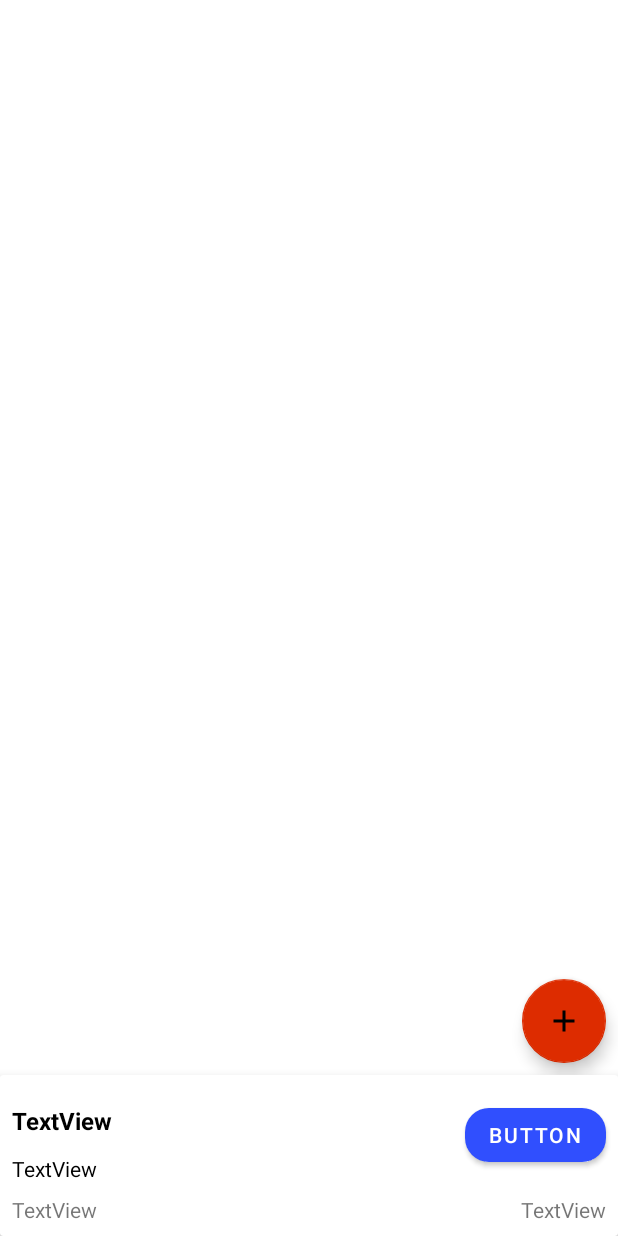
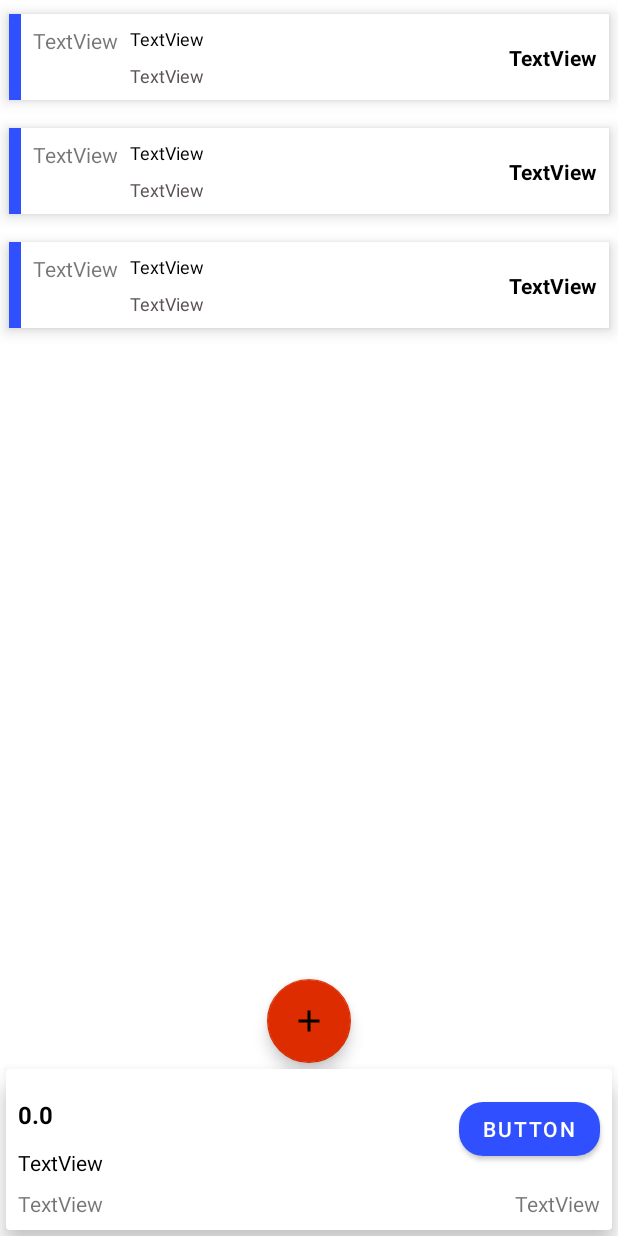
Before and after one commit to embashbaz/Expense-Planner-App, an Android app: the layout fragment_cart.xml on its own in the app's theme, with its tools: preview values and no code run, on a phone screen of 412 x 824 dp. Run offline under Robolectric (Android 15) with nearby library versions, the phone set to English and light mode, and no system bars.

Commit message:
created the ui for the cart item element

```diff
--- /dev/null
+++ b/app/src/main/res/layout/cart_item.xml
@@ -0,0 +1,82 @@
+<?xml version="1.0" encoding="utf-8"?>
+<androidx.cardview.widget.CardView xmlns:android="http://schemas.android.com/apk/res/android"
+    xmlns:app="http://schemas.android.com/apk/res-auto"
+    xmlns:tools="http://schemas.android.com/tools"
+    android:id="@+id/card_view_usage"
+    android:layout_width="match_parent"
+    android:layout_height="wrap_content"
+    app:cardCornerRadius="0dp"
+    app:cardElevation="6dp"
+    app:cardMaxElevation="6dp"
+    app:cardUseCompatPadding="true">
+
+    <androidx.constraintlayout.widget.ConstraintLayout
+        android:layout_width="match_parent"
+        android:layout_height="wrap_content">
+
+        <View
+            android:id="@+id/view"
+            android:layout_width="8dp"
+            android:layout_height="0dp"
+            android:background="@color/indigo_1"
+            app:layout_constraintBottom_toBottomOf="parent"
+            app:layout_constraintStart_toStartOf="parent"
+            app:layout_constraintTop_toTopOf="parent" />
+
+        <TextView
+            android:id="@+id/date_added_product"
+            android:layout_width="wrap_content"
+            android:layout_height="wrap_content"
+            android:layout_marginStart="8dp"
+            android:layout_marginLeft="8dp"
+            android:layout_marginTop="8dp"
+            android:text="TextView"
+            android:textSize="14sp"
+            app:layout_constraintStart_toEndOf="@+id/view"
+            app:layout_constraintTop_toTopOf="parent" />
+
+        <TextView
+            android:id="@+id/item_name_list"
+            android:layout_width="wrap_content"
+            android:layout_height="wrap_content"
+            android:layout_marginStart="8dp"
+            android:layout_marginLeft="8dp"
+            android:layout_marginTop="8dp"
+            android:text="TextView"
+            android:textColor="@color/black"
+            android:textSize="12sp"
+            android:textStyle="normal"
+            app:layout_constraintStart_toEndOf="@+id/date_added_product"
+            app:layout_constraintTop_toTopOf="parent" />
+
+        <TextView
+            android:id="@+id/unit_price_list"
+            android:layout_width="wrap_content"
+            android:layout_height="wrap_content"
+            android:layout_marginStart="8dp"
+            android:layout_marginLeft="8dp"
+            android:layout_marginTop="8dp"
+            android:layout_marginBottom="8dp"
+            android:text="TextView"
+            android:textColor="#5C5353"
+            android:textSize="12sp"
+            app:layout_constraintBottom_toBottomOf="parent"
+            app:layout_constraintStart_toEndOf="@+id/date_added_product"
+            app:layout_constraintTop_toBottomOf="@+id/item_name_list" />
+
+        <TextView
+            android:id="@+id/total_items_list"
+            android:layout_width="wrap_content"
+            android:layout_height="wrap_content"
+            android:layout_marginTop="8dp"
+            android:layout_marginEnd="8dp"
+            android:layout_marginRight="8dp"
+            android:layout_marginBottom="8dp"
+            android:text="TextView"
+            android:textColor="@color/black"
+            android:textStyle="bold"
+            app:layout_constraintBottom_toBottomOf="parent"
+            app:layout_constraintEnd_toEndOf="parent"
+            app:layout_constraintTop_toTopOf="parent" />
+    </androidx.constraintlayout.widget.ConstraintLayout>
+</androidx.cardview.widget.CardView>
--- a/app/src/main/res/layout/expense_item.xml
+++ b/app/src/main/res/layout/expense_item.xml
@@ -9,7 +9,6 @@
         android:id="@+id/card_view_usage"
         android:layout_width="match_parent"
         android:layout_height="wrap_content"
-        android:layout_marginTop="4dp"
         app:cardCornerRadius="8dp"
         app:cardUseCompatPadding="true">
 
--- a/app/src/main/res/layout/fragment_cart.xml
+++ b/app/src/main/res/layout/fragment_cart.xml
@@ -10,11 +10,18 @@
         android:id="@+id/cardView"
         android:layout_width="match_parent"
         android:layout_height="wrap_content"
+        android:layout_marginStart="4dp"
+        android:layout_marginLeft="4dp"
+        android:layout_marginTop="4dp"
+        android:layout_marginEnd="4dp"
+        android:layout_marginRight="4dp"
+        android:layout_marginBottom="4dp"
         app:cardElevation="10dp"
         app:cardMaxElevation="10dp"
         app:layout_constraintBottom_toBottomOf="parent"
         app:layout_constraintEnd_toEndOf="parent"
-        app:layout_constraintStart_toStartOf="parent">
+        app:layout_constraintStart_toStartOf="parent"
+        app:layout_constraintTop_toBottomOf="@+id/recyclerView2">
 
         <androidx.constraintlayout.widget.ConstraintLayout
             android:layout_width="match_parent"
@@ -22,7 +29,7 @@
 
 
             <TextView
-                android:id="@+id/textView2"
+                android:id="@+id/cart_type"
                 android:layout_width="wrap_content"
                 android:layout_height="wrap_content"
                 android:layout_marginStart="8dp"
@@ -33,7 +40,7 @@
                 app:layout_constraintStart_toStartOf="parent" />
 
             <TextView
-                android:id="@+id/textView3"
+                android:id="@+id/date_created_expense"
                 android:layout_width="wrap_content"
                 android:layout_height="wrap_content"
                 android:layout_marginEnd="8dp"
@@ -44,7 +51,7 @@
                 app:layout_constraintEnd_toEndOf="parent" />
 
             <TextView
-                android:id="@+id/textView4"
+                android:id="@+id/cart_status"
                 android:layout_width="wrap_content"
                 android:layout_height="wrap_content"
                 android:layout_marginStart="8dp"
@@ -52,23 +59,23 @@
                 android:layout_marginBottom="8dp"
                 android:text="TextView"
                 android:textColor="@color/black"
-                app:layout_constraintBottom_toTopOf="@+id/textView2"
+                app:layout_constraintBottom_toTopOf="@+id/cart_type"
                 app:layout_constraintStart_toStartOf="parent" />
 
             <TextView
-                android:id="@+id/textView5"
+                android:id="@+id/cart_total"
                 android:layout_width="wrap_content"
                 android:layout_height="wrap_content"
                 android:layout_marginStart="8dp"
                 android:layout_marginLeft="8dp"
                 android:layout_marginTop="16dp"
                 android:layout_marginBottom="8dp"
-                android:text="TextView"
+                android:text="0.0"
                 android:textColor="@color/black"
                 android:textColorHint="@color/black"
                 android:textSize="16sp"
                 android:textStyle="bold"
-                app:layout_constraintBottom_toTopOf="@+id/textView4"
+                app:layout_constraintBottom_toTopOf="@+id/cart_status"
                 app:layout_constraintStart_toStartOf="parent"
                 app:layout_constraintTop_toTopOf="parent" />
 
@@ -82,31 +89,43 @@
                 android:layout_marginBottom="16dp"
                 android:text="Button"
                 app:cornerRadius="16dp"
-                app:layout_constraintBottom_toTopOf="@+id/textView3"
+                app:layout_constraintBottom_toTopOf="@+id/date_created_expense"
                 app:layout_constraintEnd_toEndOf="parent"
                 app:layout_constraintTop_toTopOf="parent" />
         </androidx.constraintlayout.widget.ConstraintLayout>
     </androidx.cardview.widget.CardView>
 
     <androidx.recyclerview.widget.RecyclerView
+        android:id="@+id/recyclerView2"
         android:layout_width="0dp"
         android:layout_height="0dp"
         app:layout_constraintBottom_toTopOf="@+id/cardView"
         app:layout_constraintEnd_toEndOf="parent"
         app:layout_constraintStart_toStartOf="parent"
-        app:layout_constraintTop_toTopOf="parent" />
+        app:layout_constraintTop_toTopOf="parent"
+        tools:listitem="@layout/cart_item" />
 
     <com.google.android.material.floatingactionbutton.FloatingActionButton
         android:id="@+id/floatingActionButton2"
         android:layout_width="wrap_content"
         android:layout_height="wrap_content"
-        android:layout_marginEnd="8dp"
-        android:layout_marginRight="8dp"
-        android:layout_marginBottom="8dp"
+        android:layout_marginBottom="4dp"
         android:clickable="true"
         android:src="@drawable/ic_baseline_add_24"
         app:layout_constraintBottom_toTopOf="@+id/cardView"
-        app:layout_constraintEnd_toEndOf="parent" />
+        app:layout_constraintEnd_toEndOf="parent"
+        app:layout_constraintStart_toStartOf="parent" />
+
+    <TextView
+        android:id="@+id/textView2"
+        android:layout_width="wrap_content"
+        android:layout_height="wrap_content"
+        android:text="TextView"
+        android:visibility="invisible"
+        app:layout_constraintBottom_toTopOf="@+id/cardView"
+        app:layout_constraintEnd_toEndOf="parent"
+        app:layout_constraintStart_toStartOf="parent"
+        app:layout_constraintTop_toTopOf="@+id/recyclerView2" />
 
 
 </androidx.constraintlayout.widget.ConstraintLayout>
--- a/app/src/main/res/layout/fragment_expense_list.xml
+++ b/app/src/main/res/layout/fragment_expense_list.xml
@@ -20,11 +20,13 @@
         app:layout_constraintEnd_toEndOf="parent" />
 
     <androidx.recyclerview.widget.RecyclerView
-        android:id="@+id/recyclerView"
+        android:id="@+id/expense_list_recycler"
         android:layout_width="match_parent"
         android:layout_height="match_parent"
-        tools:layout_editor_absoluteX="1dp"
-        tools:layout_editor_absoluteY="1dp"
+        app:layout_constraintBottom_toBottomOf="parent"
+        app:layout_constraintEnd_toEndOf="parent"
+        app:layout_constraintStart_toStartOf="parent"
+        app:layout_constraintTop_toTopOf="parent"
         tools:listitem="@layout/expense_item" />
 
     <TextView
@@ -34,16 +36,16 @@
         android:text="TextView"
         app:layout_constraintBottom_toBottomOf="parent"
         app:layout_constraintEnd_toEndOf="parent"
-        app:layout_constraintStart_toStartOf="@+id/recyclerView"
-        app:layout_constraintTop_toTopOf="@+id/recyclerView" />
+        app:layout_constraintStart_toStartOf="@+id/expense_list_recycler"
+        app:layout_constraintTop_toTopOf="@+id/expense_list_recycler" />
 
     <ProgressBar
         android:id="@+id/progressBar"
         style="?android:attr/progressBarStyle"
         android:layout_width="wrap_content"
         android:layout_height="wrap_content"
-        app:layout_constraintBottom_toBottomOf="@+id/recyclerView"
-        app:layout_constraintEnd_toEndOf="@+id/recyclerView"
+        app:layout_constraintBottom_toBottomOf="@+id/expense_list_recycler"
+        app:layout_constraintEnd_toEndOf="@+id/expense_list_recycler"
         app:layout_constraintStart_toStartOf="parent"
-        app:layout_constraintTop_toTopOf="@+id/recyclerView" />
+        app:layout_constraintTop_toTopOf="@+id/expense_list_recycler" />
 </androidx.constraintlayout.widget.ConstraintLayout>
```
